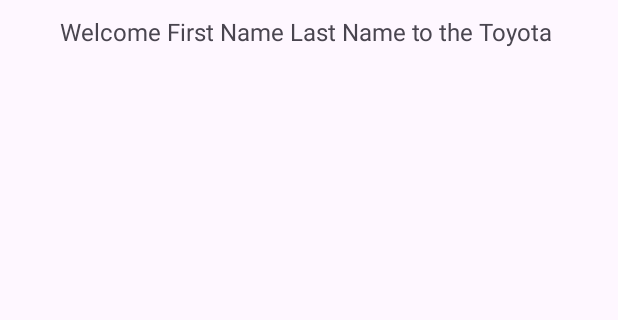
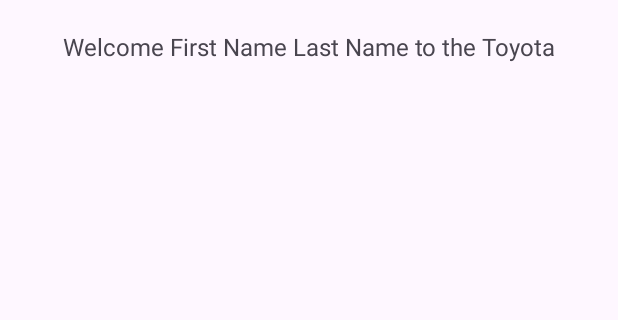
Before and after one commit to RameshRukshan/Android-App-Basic, an Android app: the screen it shows after launch (member_dashboard), after a tap on "Submit", on a phone screen of 412 x 824 dp, the part 140-460 px from its top. Run offline under Robolectric (Android 15) with nearby library versions, the phone set to English and light mode, and no system bars.

Commit message:
minor UI changes

```diff
--- a/app/src/main/res/layout/activity_member_dashboard.xml
+++ b/app/src/main/res/layout/activity_member_dashboard.xml
@@ -44,9 +44,11 @@
         android:layout_width="wrap_content"
         android:layout_height="wrap_content"
         android:layout_marginStart="40dp"
-        android:layout_marginTop="10dp"
+        android:layout_marginTop="20dp"
+        android:layout_marginEnd="40dp"
         android:text="TextView"
         android:textSize="16sp"
+        app:layout_constraintEnd_toEndOf="parent"
         app:layout_constraintStart_toStartOf="parent"
         app:layout_constraintTop_toBottomOf="@+id/imageView3" />
 </androidx.constraintlayout.widget.ConstraintLayout>
```
